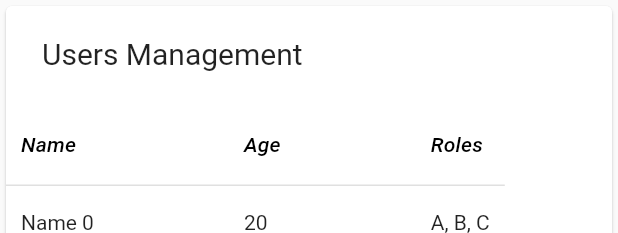
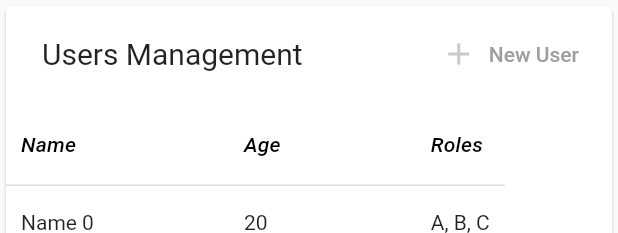
Before and after one commit to angelcervera/flutter_generic_template, a Flutter app: the PaginatedList widget shown alone on an empty page, opened directly, on a phone screen of 412 x 824 dp. Shown: the top 233 px of the screen. Run offline on Flutter 3.47's test engine with Material 2 defaults, Android fonts, the light colour scheme and no system bars.

Commit message:
Add botton

```diff
--- a/lib/users/list.dart
+++ b/lib/users/list.dart
@@ -20,15 +20,9 @@ class MyData extends DataTableSource {
 
   DataRow getRow(int index) {
     return DataRow(cells: [
-      DataCell(
-          Text(_data[index]['name'].toString())
-      ),
-      DataCell(
-          Text(_data[index]["age"].toString())
-      ),
-      DataCell(
-          Text(_data[index]["roles"].toString())
-      ),
+      DataCell(Text(_data[index]['name'].toString())),
+      DataCell(Text(_data[index]["age"].toString())),
+      DataCell(Text(_data[index]["roles"].toString())),
     ]);
   }
 }
@@ -49,6 +43,13 @@ class _PaginatedListState extends State<PaginatedList> {
       child: PaginatedDataTable(
         source: _data,
         header: Text('Users Management'),
+        actions: [
+          TextButton.icon(
+            icon: Icon(Icons.add),
+            label: Text("New User"),
+            onPressed: () {},
+          ),
+        ],
         onSelectAll: (isSelected) => {},
         columnSpacing: 100,
         horizontalMargin: 10,
```
